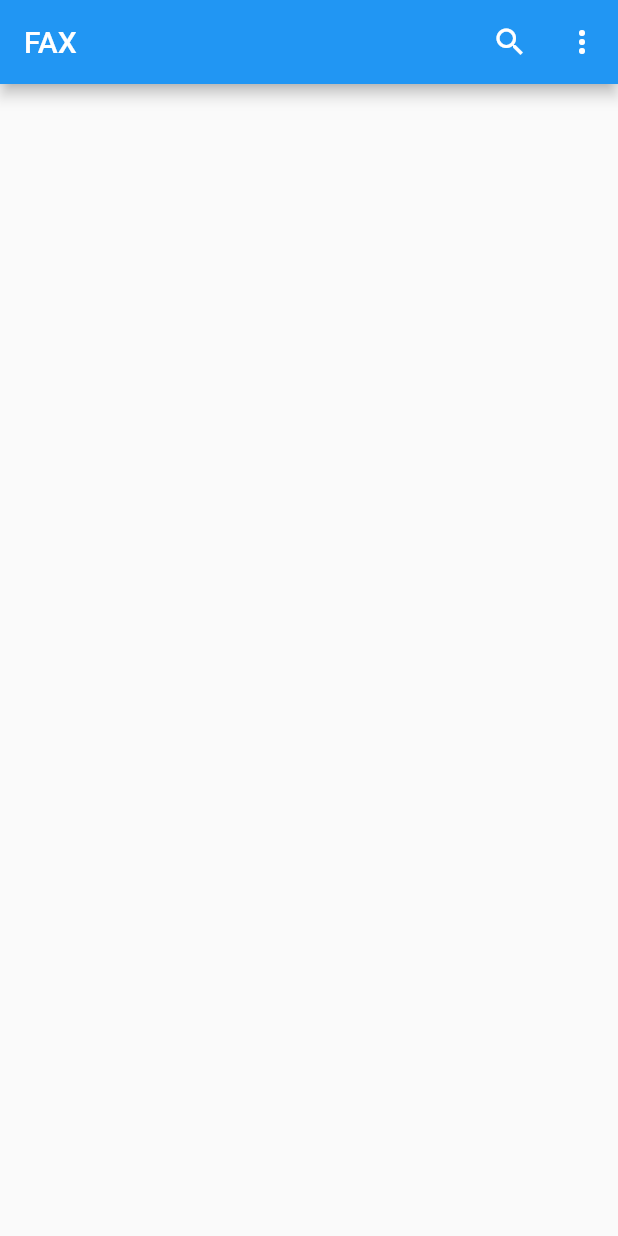
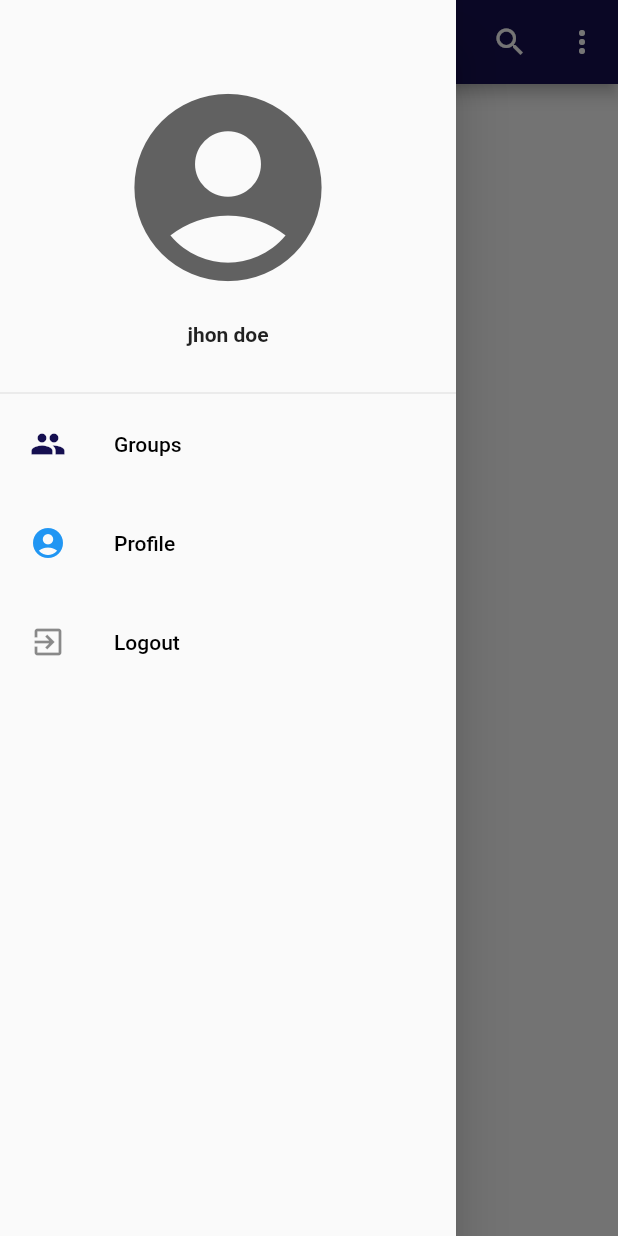
Before and after one commit to abk2035/Fax, a Flutter app: the HomePage screen opened directly, with the side drawer open (before the commit the screen has no drawer), on a phone screen of 412 x 824 dp. Run offline on Flutter 3.47's test engine with Material 2 defaults, Android fonts, the phone set to English and light mode, and no system bars.

Commit message:
-add profile page ui -add drawer

```diff
--- a/lib/main.dart
+++ b/lib/main.dart
@@ -1,5 +1,6 @@
 import 'package:fax/pages/home.dart';
 import 'package:fax/pages/login.dart';
+import 'package:fax/pages/profil.dart';
 import 'package:fax/pages/register.dart';
 import 'package:fax/pages/splash.dart';
 import 'package:flutter/material.dart';
@@ -26,11 +27,11 @@
         // or simply save your changes to "hot reload" in a Flutter IDE).
         // Notice that the counter didn't reset back to zero; the application
         // is not restarted.
-        primarySwatch: Colors.blue,
+        //primarySwatch: Colors.blue,
         primaryColor: const Color(0xff150F50),
       ),
       debugShowCheckedModeBanner: false,
-      home: const HomePage(),
+      home: const ProfilePage(email: 'email', userName: 'userName'),
     );
   }
 }
--- a/lib/pages/home.dart
+++ b/lib/pages/home.dart
@@ -1,3 +1,4 @@
+import 'package:fax/pages/profil.dart';
 import 'package:flutter/material.dart';
 import 'package:flutter/src/foundation/key.dart';
 import 'package:flutter/src/widgets/framework.dart';
@@ -10,11 +11,17 @@
 }
 
 class _HomePageState extends State<HomePage> {
+  String userName = "jhon doe";
+  String email = "";
+  bool _isLoading = false;
+  String groupName = "";
+
   @override
   Widget build(BuildContext context) {
     return Scaffold(
       appBar: AppBar(
         title: const Text('FAX'),
+        backgroundColor: Theme.of(context).primaryColor,
         actions: [
           IconButton(icon: const Icon(Icons.search), onPressed: () {}),
           PopupMenuButton<String>(onSelected: (value) {
@@ -33,6 +40,92 @@
           })
         ],
       ),
+      drawer: Drawer(
+        child: ListView(
+          padding: const EdgeInsets.symmetric(vertical: 50),
+          children: <Widget>[
+            Icon(
+              Icons.account_circle,
+              size: 150,
+              color: Colors.grey[700],
+            ),
+            const SizedBox(
+              height: 15,
+            ),
+            Text(
+              userName,
+              textAlign: TextAlign.center,
+              style: const TextStyle(fontWeight: FontWeight.bold),
+            ),
+            const SizedBox(
+              height: 30,
+            ),
+            const Divider(
+              height: 2,
+            ),
+            ListTile(
+              onTap: () {},
+              selectedColor: Theme.of(context).primaryColor,
+              selected: true,
+              contentPadding:
+                  const EdgeInsets.symmetric(horizontal: 20, vertical: 5),
+              leading: const Icon(Icons.group),
+              title: const Text(
+                "Groups",
+                style: TextStyle(color: Colors.black),
+              ),
+            ),
+            ListTile(
+              onTap: () {},
+              selected: true,
+              contentPadding:
+                  const EdgeInsets.symmetric(horizontal: 20, vertical: 5),
+              leading: const Icon(Icons.account_circle),
+              title: const Text(
+                "Profile",
+                style: TextStyle(color: Colors.black),
+              ),
+            ),
+            ListTile(
+              onTap: () {
+                showDialog(
+                    context: context,
+                    builder: (context) {
+                      return AlertDialog(
+                        title: const Text("Logout"),
+                        content: const Text("Are you sure you want to logout?"),
+                        actions: [
+                          IconButton(
+                              onPressed: () {
+                                Navigator.pop(context);
+                              },
+                              icon: const Icon(
+                                Icons.cancel,
+                                color: Colors.red,
+                              )),
+                          IconButton(
+                            onPressed: () {},
+                            icon: const Icon(
+                              Icons.done,
+                              color: Colors.green,
+                            ),
+                          )
+                        ],
+                      );
+                    });
+              },
+              selectedColor: Theme.of(context).primaryColor,
+              contentPadding:
+                  const EdgeInsets.symmetric(horizontal: 20, vertical: 5),
+              leading: const Icon(Icons.exit_to_app),
+              title: const Text(
+                "Logout",
+                style: TextStyle(color: Colors.black),
+              ),
+            )
+          ],
+        ),
+      ),
     );
   }
 }
```
Also changed, not shown: lib/pages/profil.dart (added, +63 -0 lines).
